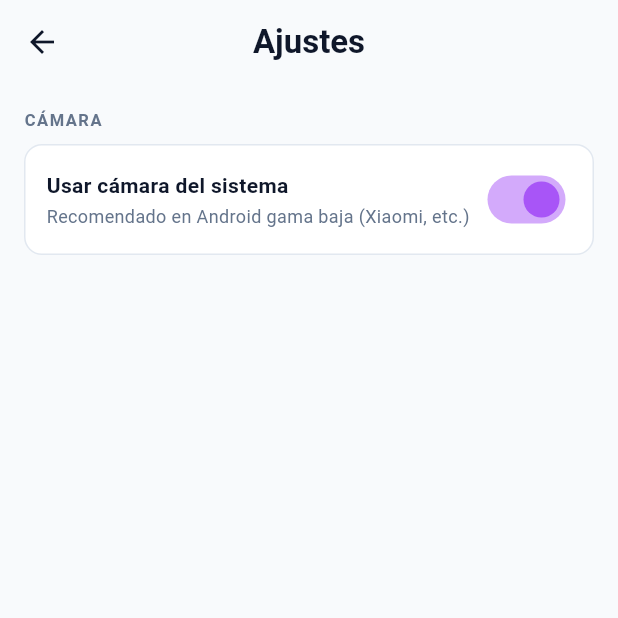
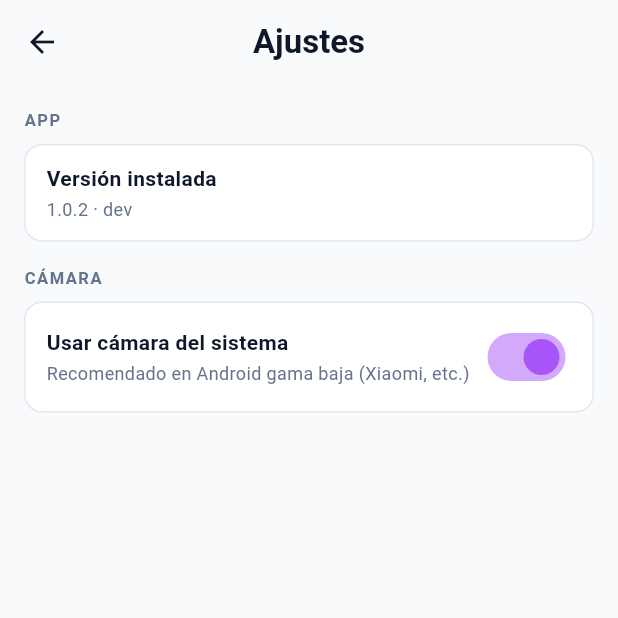
Before and after one commit to gncpiazza-code/CenterMind, a Flutter app: the SettingsScreen screen opened directly, on a phone screen of 412 x 824 dp, the top half of it. Run offline on Flutter 3.47's test engine with Material 3 defaults, Android fonts, the phone set to English and light mode, and no system bars; our stand-ins replace cached_network_image, camera, connectivity_plus, drift, flutter_secure_storage, geolocator and 4 more; accounts and stored records are empty; network calls fail.

Commit message:
fix(mobile): build stamp b7 visible — APK burst real tras flutter clean
Tag en Captura/Ajustes para confirmar binario correcto; b6 empaquetaba libapp.so cacheado.

Co-authored-by: Cursor <cursoragent@cursor.com>

```diff
--- a/shelfy-mobile/lib/features/settings/settings_screen.dart
+++ b/shelfy-mobile/lib/features/settings/settings_screen.dart
@@ -1,5 +1,6 @@
 import 'package:flutter/material.dart';
 
+import '../../core/config/build_info.dart';
 import '../../core/utils/device_profile.dart';
 import '../../theme/shelfy_tokens.dart';
 
@@ -73,6 +74,14 @@ class _SettingsScreenState extends State<SettingsScreen> {
           : ListView(
               padding: const EdgeInsets.all(16),
               children: [
+                _SectionHeader(label: 'App'),
+                _SettingsTile(
+                  title: 'Versión instalada',
+                  subtitle:
+                      '${BuildInfo.versionLabel} · ${BuildInfo.tag}',
+                  trailing: const SizedBox.shrink(),
+                ),
+                const SizedBox(height: 16),
                 _SectionHeader(label: 'Cámara'),
                 _SettingsTile(
                   title: 'Usar cámara del sistema',
--- a/shelfy-mobile/pubspec.yaml
+++ b/shelfy-mobile/pubspec.yaml
@@ -2,7 +2,7 @@ name: shelfy_mobile
 description: "SHELFYAPP — app de campo para vendedores Shelfy."
 publish_to: 'none'
 
-version: 1.0.2+6
+version: 1.0.2+7
 
 environment:
   sdk: ^3.12.1
```
Also changed, not shown: shelfy-mobile/lib/features/capture/capture_screen.dart (+12 -0 lines).
